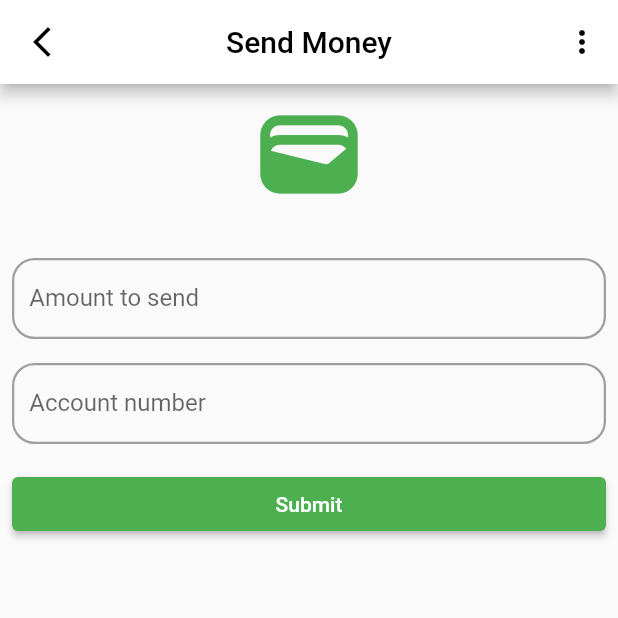
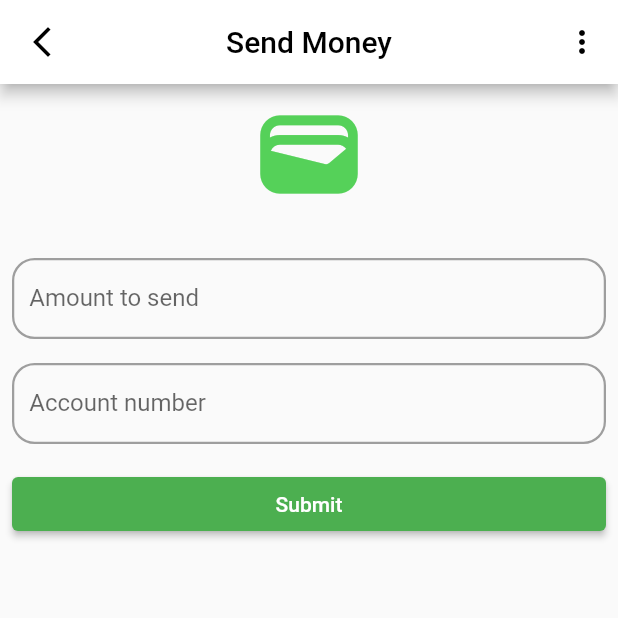
Before and after one commit to KHizarHayatAhmadKHan/bit_rupee, a Flutter app: the Wallet screen opened directly with empty values, after a tap on the "expand more" icon, after a tap on "Send Money", on a phone screen of 412 x 824 dp, the top half of it. Run offline on Flutter 3.47's test engine with Material 2 defaults, Android fonts, the light colour scheme and no system bars.

Commit message:
saba / frontend changes

```diff
--- a/lib/views/Login_page.dart
+++ b/lib/views/Login_page.dart
@@ -31,11 +31,13 @@ class _LoginPageState extends State<LoginPage> {
             onPressed: () {},
           ),
         ],
-        backgroundColor: Colors.green,
+        backgroundColor: const Color.fromARGB(255, 85, 209, 89),
         centerTitle: true,
       ),
       body: Container(
-        decoration: const BoxDecoration(color: Colors.green),
+        width: double.infinity,
+        decoration:
+            const BoxDecoration(color: Color.fromARGB(255, 85, 209, 89)),
         child: Form(
           key: _formKey,
           child: Column(
--- a/lib/views/Send_money.dart
+++ b/lib/views/Send_money.dart
@@ -1,5 +1,6 @@
 import 'dart:convert';
 import 'package:flutter/material.dart';
+import 'package:flutter/services.dart';
 import 'package:http/http.dart' as http;
 
 class send_money extends StatefulWidget {
@@ -108,7 +109,8 @@ class _SendMoneyState extends State<send_money> {
           child: Column(
             children: [
               SizedBox(),
-              Icon(Icons.wallet, color: Colors.green, size: 78),
+              Icon(Icons.wallet,
+                  color: const Color.fromARGB(255, 85, 209, 89), size: 78),
               SizedBox(
                 height: 30,
               ),
@@ -119,6 +121,7 @@ class _SendMoneyState extends State<send_money> {
                   border: Border.all(color: Colors.grey, width: 1.5),
                 ),
                 child: TextFormField(
+                  inputFormatters: [FilteringTextInputFormatter.digitsOnly],
                   keyboardType: TextInputType.number,
                   decoration: InputDecoration(
                     labelText: 'Amount to send',
@@ -146,6 +149,7 @@ class _SendMoneyState extends State<send_money> {
                   border: Border.all(color: Colors.grey, width: 1.5),
                 ),
                 child: TextFormField(
+                  inputFormatters: [FilteringTextInputFormatter.digitsOnly],
                   keyboardType: TextInputType.number,
                   decoration: InputDecoration(
                     labelText: 'Account number',
--- a/lib/views/Wallet.dart
+++ b/lib/views/Wallet.dart
@@ -43,15 +43,16 @@ class _WalletState extends State<Wallet> {
         ],
         title: Text('Wallet'),
         centerTitle: true,
+        backgroundColor: const Color.fromARGB(255, 85, 209, 89),
         leading: IconButton(onPressed: () {}, icon: Icon(Icons.menu)),
       ),
       body: SingleChildScrollView(
-        child: Container(
-          decoration: BoxDecoration(
-            color: Colors.grey,
-          ),
+        // child: Container(
+        //   decoration: BoxDecoration(
+        //     color: Colors.grey,
+        //   ),
         child: Padding(
-            padding: const EdgeInsets.fromLTRB(20, 10, 20, 450),
+          padding: const EdgeInsets.fromLTRB(10, 10, 10, 450),
           child: Column(
             children: [
               AnimatedContainer(
@@ -73,22 +74,47 @@ class _WalletState extends State<Wallet> {
                         children: [
                           SizedBox(
                             height: 70.0,
-                              width: 10.0,
+                            width: 8.0,
                           ),
                           Row(
                             children: [
                               CircleAvatar(
-                                  child: Icon(Icons.wallet_outlined),
+                                backgroundColor:
+                                    const Color.fromARGB(255, 85, 209, 89),
+                                child: Icon(Icons.wallet_outlined,
+                                    color: Colors.white),
                               ),
-                                SizedBox(width: 10.0),
+                              SizedBox(width: 5.0),
                               Text("Total Wallet Balance",
-                                    style: TextStyle(fontSize: 12)),
+                                  style: TextStyle(fontSize: 18)),
                             ],
                           ),
-                            SizedBox(
-                              width: 90.0,
+                          // SizedBox(
+                          //   width: 90.0,
+                          // ),
+                          // Text("BTR", style: TextStyle(fontSize: 15)),
+
+                          Expanded(
+                            child: Align(
+                              alignment: Alignment.centerRight,
+                              child: Column(
+                                crossAxisAlignment: CrossAxisAlignment.end,
+                                children: [
+                                  Padding(
+                                    padding: EdgeInsets.only(
+                                        right:
+                                            20.0), // Adjust the padding as needed
+                                    child: Text(
+                                      'BTR',
+                                      textAlign: TextAlign.right,
+                                      style: TextStyle(fontSize: 16),
                                     ),
-                            Text("BTR", style: TextStyle(fontSize: 15)),
+                                  ),
+                                  // Other widgets under the text, if needed
+                                ],
+                              ),
+                            ),
+                          ),
                         ],
                       ),
                     ),
@@ -105,7 +131,7 @@ class _WalletState extends State<Wallet> {
                   ],
                 ),
               ),
-                SizedBox(height: 4.0),
+              SizedBox(height: 10.0),
               ElevatedButton(
                 onPressed: () {
                   Navigator.pushNamed(context, '/sendmoney', arguments: {
@@ -116,8 +142,8 @@ class _WalletState extends State<Wallet> {
                 child: Text("Send Money"),
                 style: ButtonStyle(
                   minimumSize: MaterialStateProperty.all(Size(350, 50)),
-                    backgroundColor:
-                        MaterialStateProperty.all(Colors.lightGreen[600]),
+                  backgroundColor: MaterialStateProperty.all(
+                      const Color.fromARGB(255, 85, 209, 89)),
                   textStyle: MaterialStateProperty.all(
                       TextStyle(color: Colors.white, fontSize: 16)),
                   shape: MaterialStateProperty.all(RoundedRectangleBorder(
@@ -125,7 +151,6 @@ class _WalletState extends State<Wallet> {
                 ),
               )
             ],
-            ),
           ),
         ),
       ),
```
Lines whose indentation alone changed are shown as unchanged.
